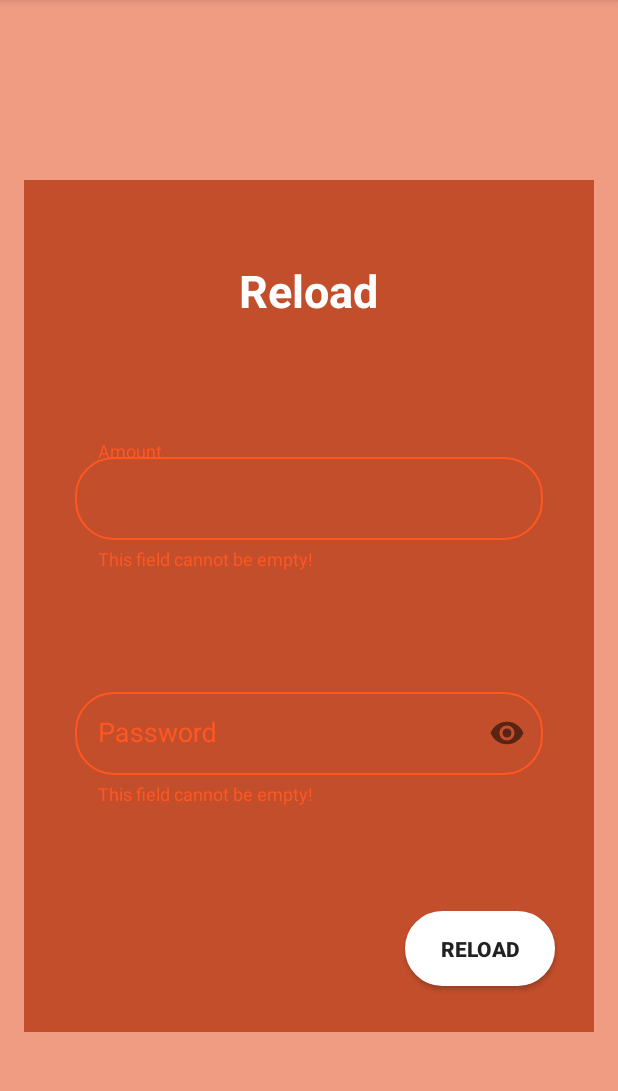
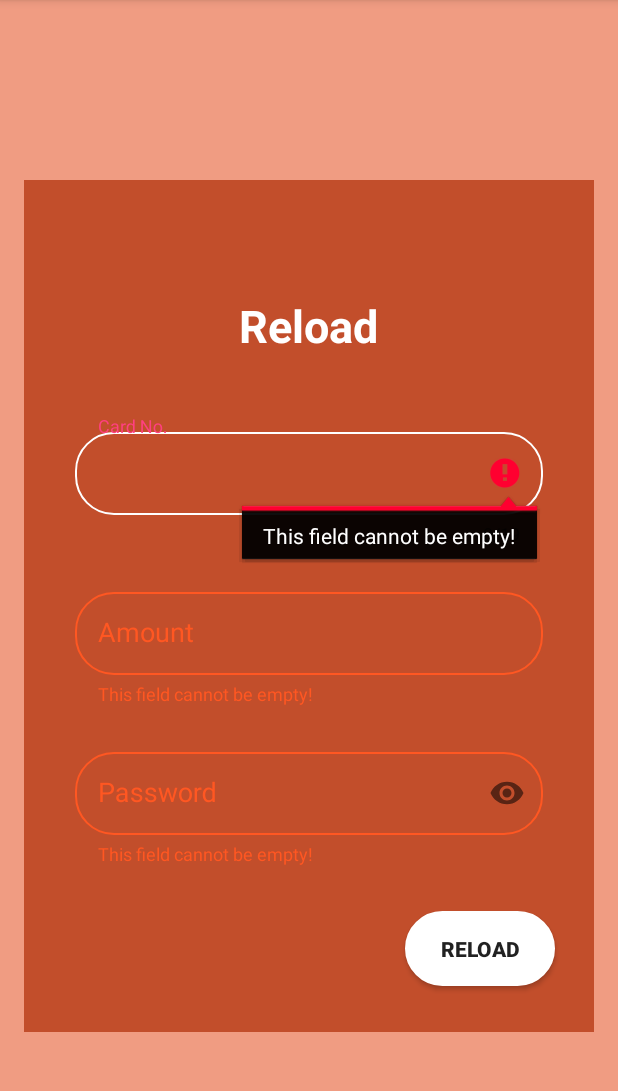
Before and after one commit to HawLiangHo/OBricky, an Android app: the Reload screen opened directly, with no data from a screen before it, after a tap on "RELOAD", on a phone screen of 412 x 824 dp, the part 84-1175 px from its top. Run offline under Robolectric (Android 15) with nearby library versions, the phone set to English and light mode, and no system bars.

Commit message:
Commit 2

```diff
--- a/app/src/main/java/com/example/dellinspiron/obricky/Reload.java
+++ b/app/src/main/java/com/example/dellinspiron/obricky/Reload.java
@@ -28,13 +28,16 @@ public class Reload extends AppCompatActivity {
     private int id;
     private float totalAmt;
     private String password;
-    TextView mTvCredit;
+
+    EditText mETCardNum;
 
     @Override
     protected void onCreate(Bundle savedInstanceState) {
         super.onCreate(savedInstanceState);
         setContentView(R.layout.activity_reload);
-//        mTvCredit = findViewById(R.id.tvBalance);
+
+        mETCardNum = findViewById(R.id.eTCardNumber);
+
         layoutAmount = findViewById(R.id.textInputAmount);
         layoutPassword = findViewById(R.id.textInputPass);
 
@@ -44,10 +47,42 @@ public class Reload extends AppCompatActivity {
 
 //        mTvCredit.setText("RM " + totalAmt + ".00");
 
+        mETCardNum.addTextChangedListener(new TextWatcher() {
+            int count = 0;
+
+            public void beforeTextChanged(CharSequence s, int start, int count, int after) {
+
+            }
+
+
+            public void onTextChanged(CharSequence s, int start, int before, int count) {
+
+            }
+
+
+            public void afterTextChanged(Editable s) {
+                int inputlength = mETCardNum.getText().toString().length();
+
+                if (count <= inputlength && inputlength == 4 || inputlength == 9 || inputlength == 14){
+                    mETCardNum.setText(mETCardNum.getText().toString() + " ");
+
+                    int temp = mETCardNum.getText().length();
+                    mETCardNum.setSelection(temp);
+
+                } else if (count >= inputlength && (inputlength == 4 || inputlength == 9 || inputlength == 14)) {
+                    mETCardNum.setText(mETCardNum.getText().toString().substring(0, mETCardNum.getText().toString().length() - 1));
+
+                    int temp = mETCardNum.getText().length();
+                    mETCardNum.setSelection(temp);
+                }
+                count = mETCardNum.getText().toString().length();
+            }
+        });
+
     }
 
     public void btnReload_onClicked(View view) {
-        if (!validateAmount() | !validatePassword()){
+        if (!validateCardNumber() | !validateAmount() | !validatePassword()){
             return;
         } else {
             openConfirmationReload();
@@ -82,6 +117,21 @@ public class Reload extends AppCompatActivity {
 
         AlertDialog dialog = builder.create();
         dialog.show();
+    }
+
+    private boolean validateCardNumber() {
+        String cardNum = mETCardNum.getText().toString();
+
+        if (cardNum.isEmpty()){
+            mETCardNum.setError("This field cannot be empty!");
+            return false;
+        } else if (cardNum.length() != 19){
+            mETCardNum.setError("Please enter only 16 digit number!");
+            return false;
+        } else {
+            mETCardNum.setError(null);
+            return true;
+        }
     }
 
     private boolean validateAmount(){
--- a/app/src/main/res/layout/activity_register.xml
+++ b/app/src/main/res/layout/activity_register.xml
@@ -93,6 +93,7 @@
             android:textColorHint="@color/darkgray"
             app:passwordToggleEnabled="true"
             android:layout_marginStart="40dp"
+            android:layout_marginEnd="40dp"
             >
 
             <android.support.design.widget.TextInputEditText
@@ -106,7 +107,6 @@
                 android:textColorHint="@color/darkgray"
                 android:inputType="textPassword"
                 android:padding="15dp"
-                android:layout_marginEnd="40dp"
 
                 />
         </android.support.design.widget.TextInputLayout>
@@ -123,6 +123,7 @@
             android:textColorHint="@color/darkgray"
             app:passwordToggleEnabled="true"
             android:layout_marginStart="40dp"
+            android:layout_marginEnd="40dp"
             >
 
             <android.support.design.widget.TextInputEditText
@@ -136,7 +137,7 @@
                 android:textColorHint="@color/darkgray"
                 android:inputType="textPassword"
                 android:padding="15dp"
-                android:layout_marginEnd="40dp"
+
 
                 />
         </android.support.design.widget.TextInputLayout>
--- a/app/src/main/res/layout/activity_reload.xml
+++ b/app/src/main/res/layout/activity_reload.xml
@@ -39,7 +39,7 @@
             android:id="@+id/tvReloadTitle"
             android:layout_width="wrap_content"
             android:layout_height="wrap_content"
-            android:layout_marginBottom="80dp"
+            android:layout_marginBottom="40dp"
             android:layout_gravity="center"
             android:text="Reload"
             android:textColor="@android:color/white"
@@ -52,10 +52,36 @@
             app:layout_constraintTop_toTopOf="parent" />
 
         <android.support.design.widget.TextInputLayout
+            android:id="@+id/textInputCardNumber"
+            android:layout_width="match_parent"
+            android:layout_height="wrap_content"
+            android:textColor="#D5D8D8"
+            android:paddingBottom="20dp"
+            android:layout_marginEnd="50dp"
+            android:layout_marginStart="50dp"
+            app:counterMaxLength="19"
+            app:counterEnabled="true"
+            app:errorEnabled="true"
+            android:textColorHint="#D5D8D8">
+
+            <android.support.design.widget.TextInputEditText
+                android:id="@+id/eTCardNumber"
+                android:layout_width="match_parent"
+                android:layout_height="wrap_content"
+                android:hint="Card No."
+                android:background="@drawable/shapeusername"
+                android:digits="0123456789"
+                android:inputType="phone"
+                android:padding="15dp"
+                android:textColor="#D5D8D8"
+                android:textColorHint="#D5D8D8" />
+        </android.support.design.widget.TextInputLayout>
+
+        <android.support.design.widget.TextInputLayout
             android:id="@+id/textInputAmount"
             android:layout_width="match_parent"
             android:layout_height="wrap_content"
-            android:paddingBottom="70dp"
+            android:paddingBottom="20dp"
             android:layout_marginEnd="50dp"
             android:layout_marginStart="50dp"
             app:errorEnabled="true"
@@ -80,7 +106,8 @@
             android:id="@+id/textInputPass"
             android:layout_width="match_parent"
             android:layout_height="wrap_content"
-            android:paddingBottom="70dp"
+            android:paddingBottom="20dp"
+            android:layout_marginBottom="10dp"
             app:errorEnabled="true"
             android:layout_marginEnd="50dp"
             android:layout_marginStart="50dp"
```
Also changed, not shown: app/src/main/res/layout/activity_login.xml (+29 -2 lines), app/src/main/res/layout/activity_my_cart_item.xml (+7 -4 lines).
